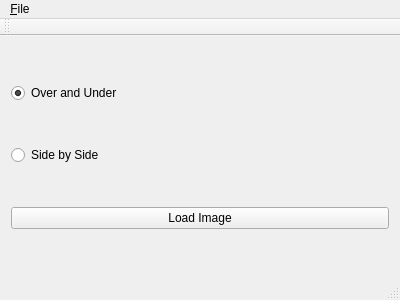
Above: mainwindow.ui from mathom/QVRViewer before the change. Below: the same form after it.
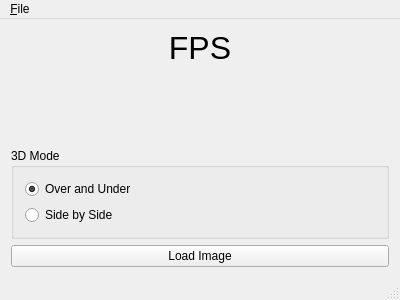
That is the form after the change.

Patch:
```diff
--- a/mainwindow.ui
+++ b/mainwindow.ui
@@ -14,11 +14,50 @@
    <string>MainWindow</string>
   </property>
   <widget class="QWidget" name="centralWidget">
+   <layout class="QVBoxLayout" name="verticalLayout">
+    <item>
    <layout class="QHBoxLayout" name="horizontalLayout">
     <item>
      <layout class="QVBoxLayout" name="leftLayout">
       <item>
-       <widget class="QRadioButton" name="radioButton">
+         <widget class="QLabel" name="fpsLabel">
+          <property name="font">
+           <font>
+            <pointsize>24</pointsize>
+           </font>
+          </property>
+          <property name="text">
+           <string>FPS</string>
+          </property>
+          <property name="textFormat">
+           <enum>Qt::AutoText</enum>
+          </property>
+          <property name="alignment">
+           <set>Qt::AlignCenter</set>
+          </property>
+         </widget>
+        </item>
+        <item>
+         <spacer name="verticalSpacer">
+          <property name="orientation">
+           <enum>Qt::Vertical</enum>
+          </property>
+          <property name="sizeHint" stdset="0">
+           <size>
+            <width>20</width>
+            <height>40</height>
+           </size>
+          </property>
+         </spacer>
+        </item>
+        <item>
+         <widget class="QGroupBox" name="groupBox">
+          <property name="title">
+           <string>3D Mode</string>
+          </property>
+          <layout class="QVBoxLayout" name="verticalLayout_3">
+           <item>
+            <widget class="QRadioButton" name="radioButton_2">
         <property name="text">
          <string>Over and Under</string>
         </property>
@@ -28,17 +67,13 @@
        </widget>
       </item>
       <item>
-       <widget class="QRadioButton" name="radioButton_2">
+            <widget class="QRadioButton" name="radioButton">
         <property name="text">
          <string>Side by Side</string>
         </property>
        </widget>
       </item>
-      <item>
-       <widget class="QPushButton" name="loadButton">
-        <property name="text">
-         <string>Load Image</string>
-        </property>
+          </layout>
        </widget>
       </item>
      </layout>
@@ -46,9 +81,18 @@
     <item>
      <layout class="QVBoxLayout" name="rightLayout">
       <property name="sizeConstraint">
-       <enum>QLayout::SetDefaultConstraint</enum>
-      </property>
-     </layout>
+         <enum>QLayout::SetMaximumSize</enum>
+        </property>
+       </layout>
+      </item>
+     </layout>
+    </item>
+    <item>
+     <widget class="QPushButton" name="loadButton">
+      <property name="text">
+       <string>Load Image</string>
+      </property>
+     </widget>
     </item>
    </layout>
   </widget>
@@ -69,14 +113,6 @@
    </widget>
    <addaction name="menu_File"/>
   </widget>
-  <widget class="QToolBar" name="mainToolBar">
-   <attribute name="toolBarArea">
-    <enum>TopToolBarArea</enum>
-   </attribute>
-   <attribute name="toolBarBreak">
-    <bool>false</bool>
-   </attribute>
-  </widget>
   <widget class="QStatusBar" name="statusBar"/>
   <action name="action_Load_Panorama">
    <property name="text">
```
Left out of the diff: 2 changed lines with no effect on the pictures. Lines whose indentation alone changed are shown as unchanged.
